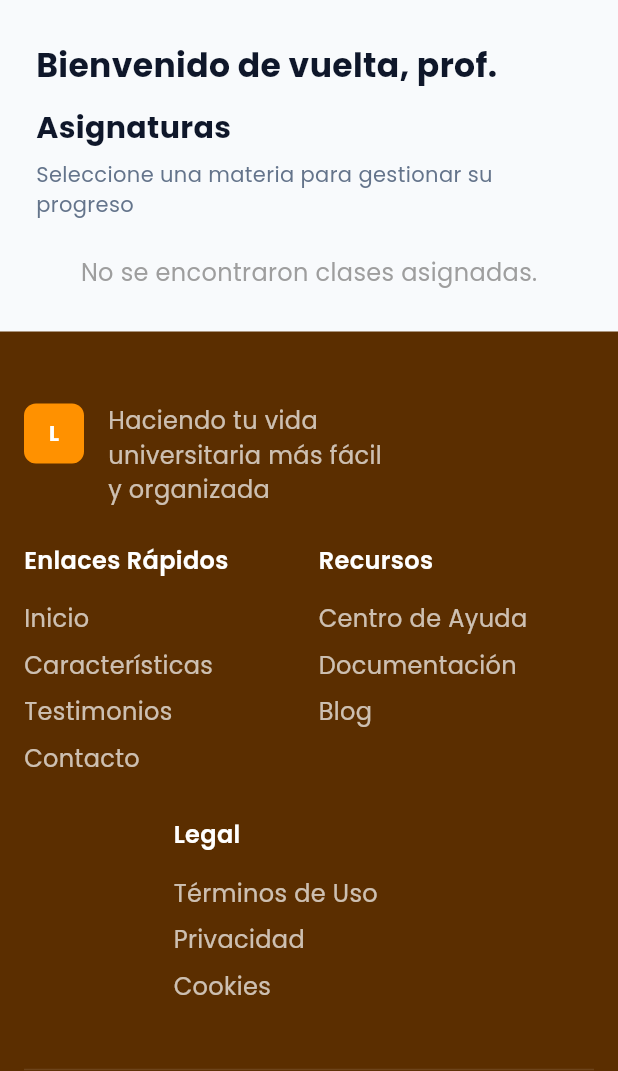
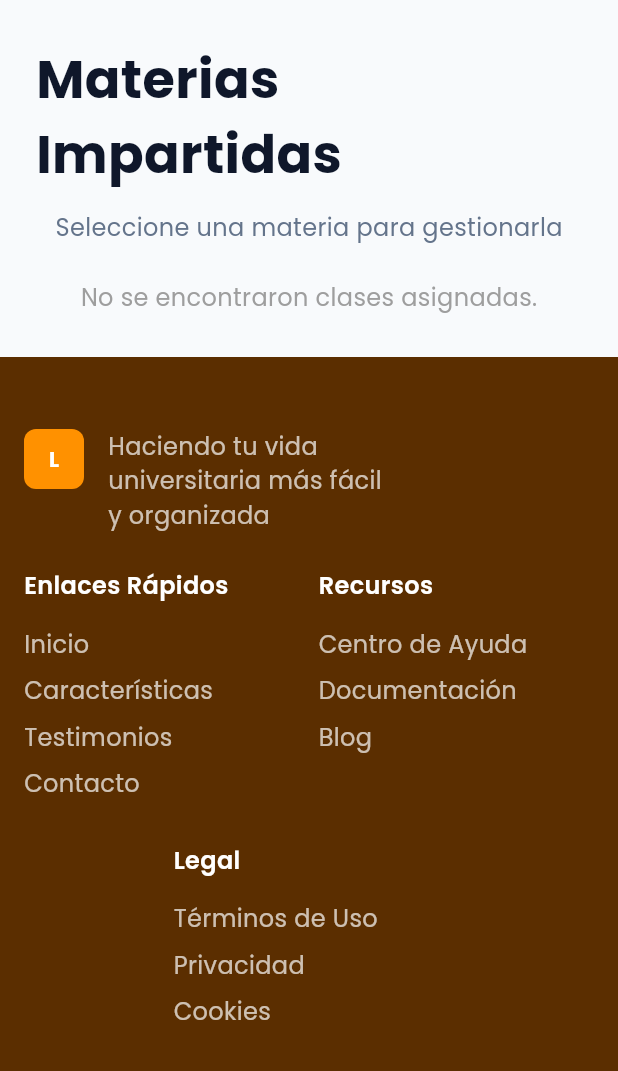
Before and after one commit to nicoplanas/umtrack_proyecto, a Flutter app: the ClassesProfessorPage screen opened directly, on a phone screen of 412 x 824 dp, the part 165-1236 px from its top. Run offline on Flutter 3.47's test engine with Material 3 defaults, Android fonts, the phone set to English and light mode, and no system bars; our stand-ins replace cloud_firestore, file_picker, firebase_auth, firebase_core, google_fonts, google_sign_in and 3 more; missing offline and left inert: dart:html; accounts and stored records are empty.

Commit message:
Arreglo de texto

```diff
--- a/lib/features/classes/widgets/classes_professor.dart
+++ b/lib/features/classes/widgets/classes_professor.dart
@@ -56,25 +56,18 @@ class ClassesProfessor extends StatelessWidget {
               return Column(
                 crossAxisAlignment: CrossAxisAlignment.start,
                 children: [
-                  Text("Bienvenido de vuelta, prof. $fullName",
+                  Center(child: Text("Materias Impartidas",
                       style: GoogleFonts.poppins(
-                        fontSize: 22,
+                        fontSize: 35,
                         fontWeight: FontWeight.bold,
                         color: const Color(0xFF0F172A),
-                      )),
+                      ))),
                   const SizedBox(height: 12),
-                  Text("Asignaturas",
+                  Center(child: Text("Seleccione una materia para gestionarla",
                       style: GoogleFonts.poppins(
-                        fontSize: 20,
-                        fontWeight: FontWeight.bold,
-                        color: const Color(0xFF0F172A),
-                      )),
-                  const SizedBox(height: 6),
-                  Text("Seleccione una materia para gestionar su progreso",
-                      style: GoogleFonts.poppins(
-                        fontSize: 14,
+                        fontSize: 16,
                         color: const Color(0xFF64748B),
-                      )),
+                      ))),
                   const SizedBox(height: 24),
                   if (clases.isEmpty)
                     Center(
```
